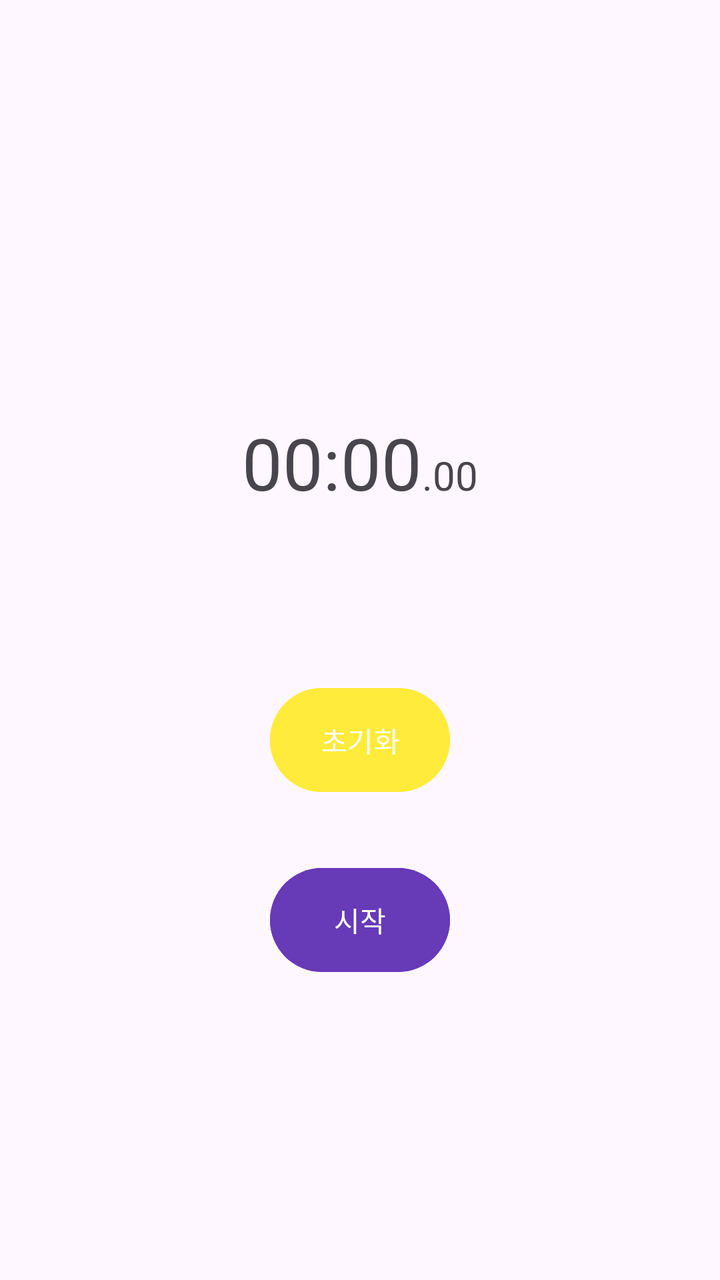
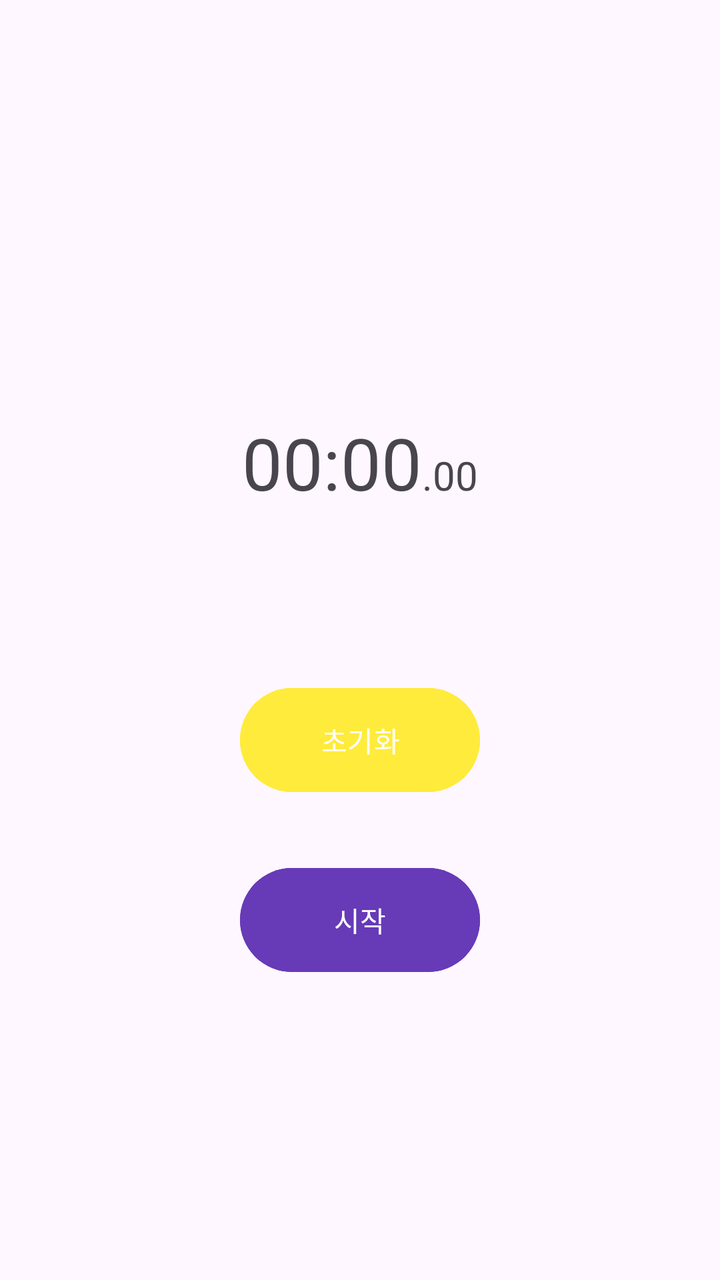

The first picture is an Android layout as it rendered before a commit; the second is the same layout after the commit. The layout source and the unified diff follow.
<!-- AndroidManifest.xml: application theme Theme.Stopwatch -->
<!-- res/layout/activity_main.xml -->
<?xml version="1.0" encoding="utf-8"?>
<androidx.constraintlayout.widget.ConstraintLayout xmlns:android="http://schemas.android.com/apk/res/android"
    xmlns:app="http://schemas.android.com/apk/res-auto"
    xmlns:tools="http://schemas.android.com/tools"
    android:layout_width="match_parent"
    android:layout_height="match_parent"
    tools:context=".MainActivity">

    <TextView
        android:id="@+id/tv_minute"
        android:layout_width="wrap_content"
        android:layout_height="wrap_content"
        android:text="00"
        android:textSize="36sp"
        app:layout_constraintBaseline_toBaselineOf="@+id/tv_second"
        app:layout_constraintEnd_toStartOf="@+id/tv_second"
        app:layout_constraintHorizontal_bias="0.5"
        app:layout_constraintHorizontal_chainStyle="packed"
        app:layout_constraintStart_toStartOf="parent" />

    <TextView
        android:id="@+id/tv_second"
        android:layout_width="wrap_content"
        android:layout_height="wrap_content"
        android:text=":00"
        android:textSize="36sp"
        app:layout_constraintBottom_toBottomOf="parent"
        app:layout_constraintEnd_toStartOf="@+id/tv_millisecond"
        app:layout_constraintHorizontal_bias="0.5"
        app:layout_constraintStart_toEndOf="@+id/tv_minute"
        app:layout_constraintTop_toTopOf="parent"
        app:layout_constraintVertical_bias="0.35" />

    <TextView
        android:id="@+id/tv_millisecond"
        android:layout_width="wrap_content"
        android:layout_height="wrap_content"
        android:text=".00"
        android:textSize="20sp"
        app:layout_constraintBaseline_toBaselineOf="@+id/tv_second"
        app:layout_constraintEnd_toEndOf="parent"
        app:layout_constraintHorizontal_bias="0.5"
        app:layout_constraintStart_toEndOf="@+id/tv_second" />

    <Button
        android:id="@+id/button"
        android:layout_width="90dp"
        android:layout_height="60dp"
        android:backgroundTint="@color/btn_start"
        android:text="@string/btn_start"
        android:layout_marginBottom="150dp"
        app:layout_constraintBottom_toBottomOf="parent"
        app:layout_constraintEnd_toEndOf="parent"
        app:layout_constraintStart_toStartOf="parent" />

    <Button
        android:layout_width="90dp"
        android:layout_height="60dp"
        android:backgroundTint="@color/btn_restart"
        android:text="@string/btn_restart"
        android:layout_marginBottom="30dp"
        app:layout_constraintBottom_toTopOf="@+id/button"
        app:layout_constraintEnd_toEndOf="parent"
        app:layout_constraintStart_toStartOf="parent" />

</androidx.constraintlayout.widget.ConstraintLayout>
<!-- resources referenced by this layout -->
<resources>
  <color name="btn_restart">#FFEB3B</color>
  <color name="btn_start">#673AB7</color>
  <string name="btn_restart">초기화</string>
  <string name="btn_start">시작</string>
  <style name="Theme.Stopwatch" parent="Base.Theme.Stopwatch" />
  <style name="Base.Theme.Stopwatch" parent="Theme.Material3.DayNight.NoActionBar">
          
          
      </style>
</resources>

<!-- the commit's change to res/layout/activity_main.xml (unified diff, before → after) -->
@@ -43,8 +43,8 @@
         app:layout_constraintStart_toEndOf="@+id/tv_second" />
 
     <Button
-        android:id="@+id/button"
-        android:layout_width="90dp"
+        android:id="@+id/btn_start"
+        android:layout_width="120dp"
         android:layout_height="60dp"
         android:backgroundTint="@color/btn_start"
         android:text="@string/btn_start"
@@ -54,12 +54,13 @@
         app:layout_constraintStart_toStartOf="parent" />
 
     <Button
-        android:layout_width="90dp"
+        android:id="@+id/btn_refresh"
+        android:layout_width="120dp"
         android:layout_height="60dp"
-        android:backgroundTint="@color/btn_restart"
-        android:text="@string/btn_restart"
+        android:backgroundTint="@color/btn_refresh"
+        android:text="@string/btn_refresh"
         android:layout_marginBottom="30dp"
-        app:layout_constraintBottom_toTopOf="@+id/button"
+        app:layout_constraintBottom_toTopOf="@+id/btn_start"
         app:layout_constraintEnd_toEndOf="parent"
         app:layout_constraintStart_toStartOf="parent" />
 
<!-- resource entries referenced after the edit -->
@@ -1,8 +1,8 @@
 <!-- resources referenced by this layout -->
 <resources>
-  <color name="btn_restart">#FFEB3B</color>
+  <color name="btn_refresh">#FFEB3B</color>
   <color name="btn_start">#673AB7</color>
-  <string name="btn_restart">초기화</string>
+  <string name="btn_refresh">초기화</string>
   <string name="btn_start">시작</string>
   <style name="Theme.Stopwatch" parent="Base.Theme.Stopwatch" />
   <style name="Base.Theme.Stopwatch" parent="Theme.Material3.DayNight.NoActionBar">
